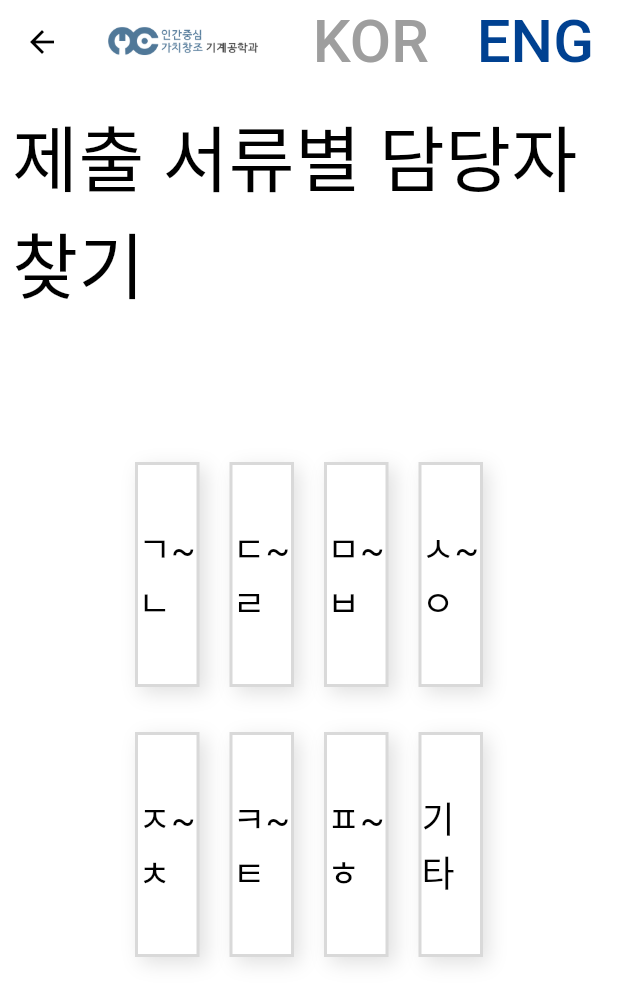
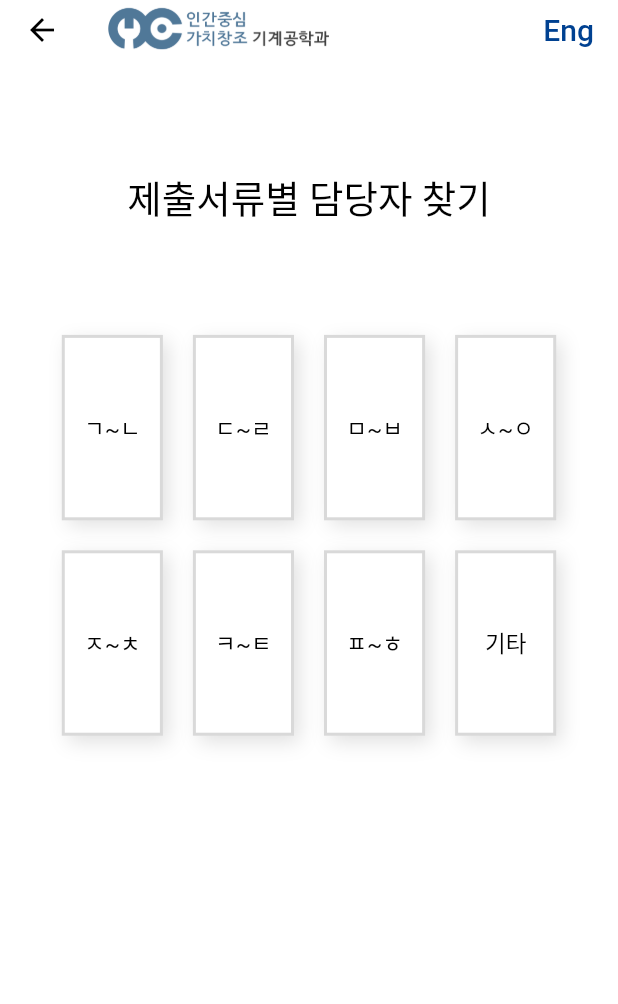
Before and after one commit to kjy2844/kaist-ME-office, a Flutter app: the FindByDocument screen opened by its route, on a phone screen of 412 x 824 dp. Shown: the top 1004 px of the screen. Run offline on Flutter 3.47's test engine with Material 2 defaults, Android fonts, the phone set to English and light mode, and no system bars.

Commit message:
💄Fit all widget size to screen size

```diff
--- a/lib/modules/common/basic_tile.dart
+++ b/lib/modules/common/basic_tile.dart
@@ -21,6 +21,13 @@ class BasicTile extends StatefulWidget {
 class _BasicTileState extends State<BasicTile> {
   @override
   Widget build(BuildContext context) {
+    final data = MediaQuery.of(context);
+    final screenHeight = data.size.height;
+    final screenWidth = data.size.width;
+
+    final tileHeight = screenHeight * 0.05;
+    final tileWidth = screenWidth * 0.8;
+
     return InkWell(
       onTap: () {
         setState(() {
@@ -29,8 +36,6 @@ class _BasicTileState extends State<BasicTile> {
       },
       child: Container(
         alignment: Alignment.center,
-        height: 59,
-        width: 479,
         decoration: BoxDecoration(
           color: widget.color,
           border: Border.all(
@@ -49,11 +54,15 @@ class _BasicTileState extends State<BasicTile> {
             )
           ],
         ),
-        child: Text(
-          widget.title,
-          style: TextStyle(
-            fontSize: 24,
-            color: widget.fontColor,
+        child: Padding(
+          padding: const EdgeInsets.symmetric(vertical: 6.0),
+          child: Text(
+            widget.title,
+            textAlign: TextAlign.center,
+            style: TextStyle(
+              fontSize: 15,
+              color: widget.fontColor,
+            ),
           ),
         ),
       ),
--- a/lib/modules/common/common_app_bar.dart
+++ b/lib/modules/common/common_app_bar.dart
@@ -9,7 +9,7 @@ class CommonAppBar extends StatefulWidget implements PreferredSizeWidget {
   State<CommonAppBar> createState() => _CommonAppBarState();
 
   @override
-  Size get preferredSize => Size.fromHeight(60.0);
+  Size get preferredSize => Size.fromHeight(40.0);
 }
 
 class _CommonAppBarState extends State<CommonAppBar> {
@@ -19,18 +19,25 @@ class _CommonAppBarState extends State<CommonAppBar> {
 
   @override
   Widget build(BuildContext context) {
+    LanguageType curLangType = (Language.curLang == LanguageType.Kor)
+        ? LanguageType.Eng
+        : LanguageType.Kor;
+
     return AppBar(
-      // title: Text('home page'),
-      title: Image(
-        image: AssetImage('assets/images/ME_logo_Kor.png'),
-        height: 50.0,
+      title: InkWell(
+        onTap: () =>
+            {Navigator.pushNamedAndRemoveUntil(context, '/', (route) => false)},
+        child: Image(
+          image: AssetImage('assets/images/ME_logo_Kor.png'),
+          height: 35.0,
+        ),
       ),
       // leadingWidth: 200.0,
       actions: [
         ElevatedButton(
           child: Text(
-            'KOR',
-            style: TextStyle(fontSize: 40),
+            curLangType.name,
+            style: TextStyle(fontSize: 20),
           ),
           style: ElevatedButton.styleFrom(
             backgroundColor: Colors.white,
@@ -40,37 +47,36 @@ class _CommonAppBarState extends State<CommonAppBar> {
             elevation: 0.0,
             shadowColor: Colors.transparent,
           ),
-          onPressed: isDisabled(LanguageType.Kor)
-              ? null
-              : () {
-                  setState(() {
-                    Language.setCurLang(LanguageType.Kor);
-                  });
-                  Navigator.pushNamed(context, '/');
-                },
+          onPressed: () {
+            setState(() {
+              Language.setCurLang(curLangType);
+            });
+            Navigator.pushNamedAndRemoveUntil(context, '/', (route) => false);
+          },
         ),
-        ElevatedButton(
-          child: Text(
-            'ENG',
-            style: TextStyle(fontSize: 40),
-          ),
-          style: ElevatedButton.styleFrom(
-            backgroundColor: Colors.white,
-            foregroundColor: kaistBlue,
-            disabledForegroundColor: Colors.grey,
-            disabledBackgroundColor: Colors.white,
-            elevation: 0.0,
-            shadowColor: Colors.transparent,
-          ),
-          onPressed: isDisabled(LanguageType.Eng)
-              ? null
-              : () {
-                  setState(() {
-                    Language.setCurLang(LanguageType.Eng);
-                  });
-                  Navigator.pushNamed(context, '/');
-                },
-        ),
+        // ElevatedButton(
+        //   child: Text(
+        //     'ENG',
+        //     style: TextStyle(fontSize: 20),
+        //   ),
+        //   style: ElevatedButton.styleFrom(
+        //     backgroundColor: Colors.white,
+        //     foregroundColor: kaistBlue,
+        //     disabledForegroundColor: Colors.grey,
+        //     disabledBackgroundColor: Colors.white,
+        //     elevation: 0.0,
+        //     shadowColor: Colors.transparent,
+        //   ),
+        //   onPressed: isDisabled(LanguageType.Eng)
+        //       ? null
+        //       : () {
+        //           setState(() {
+        //             Language.setCurLang(LanguageType.Eng);
+        //           });
+        //           Navigator.pushNamedAndRemoveUntil(
+        //               context, '/', (route) => false);
+        //         },
+        // ),
       ],
     );
   }
--- a/lib/modules/find_by_document/find_by_document.dart
+++ b/lib/modules/find_by_document/find_by_document.dart
@@ -1,5 +1,6 @@
 import 'package:flutter/material.dart';
 import 'package:me_office/modules/common/basic_tile.dart';
+import 'package:me_office/modules/common/common_text.dart';
 import 'package:me_office/modules/common/constants.dart';
 import 'package:me_office/modules/find_by_document/criteria.dart';
 import '../common/common_app_bar.dart';
@@ -23,40 +24,44 @@ class _FindByDocumentState extends State<FindByDocument> {
 
   @override
   Widget build(BuildContext context) {
+    final data = MediaQuery.of(context);
+    final screenHeight = data.size.height;
+    final screenWidth = data.size.width;
+
     return Scaffold(
       appBar: CommonAppBar(),
       body: Column(
+        crossAxisAlignment: CrossAxisAlignment.center,
+        mainAxisAlignment: MainAxisAlignment.spaceEvenly,
         children: [
           Padding(
             padding: const EdgeInsets.all(8.0),
             child: Center(
               child: Text(
-                '제출 서류별 담당자 찾기',
-                style: TextStyle(fontSize: 48),
+                find_a_contact_by_submission_document.getString(),
+                textAlign: TextAlign.center,
+                style: TextStyle(fontSize: 25),
               ),
             ),
           ),
-          Center(
-            child: Container(
-              height: 800,
-              width: 1400,
-              padding: EdgeInsets.all(90.0),
+          Container(
+            height: screenHeight * 0.65,
+            width: screenWidth * 0.8,
             child: GridView.builder(
+              shrinkWrap: true,
               gridDelegate: SliverGridDelegateWithFixedCrossAxisCount(
                 crossAxisCount: 4,
-                  mainAxisExtent: 150,
-                  mainAxisSpacing: 30,
+                mainAxisExtent: screenHeight * 0.15,
+                mainAxisSpacing: 20,
                 crossAxisSpacing: 20,
               ),
               itemCount: criteriaList.length,
               itemBuilder: (BuildContext context, int index) {
                 return BasicTile(
                     title: criteriaList[index].title,
-                      color:
-                          Criteria.isClicked(index) ? kaistBlue : Colors.white,
-                      fontColor: Criteria.isClicked(index)
-                          ? Colors.white
-                          : Colors.black,
+                    color: Criteria.isClicked(index) ? kaistBlue : Colors.white,
+                    fontColor:
+                        Criteria.isClicked(index) ? Colors.white : Colors.black,
                     click: () {
                       setState(() {
                         Criteria.click(index);
@@ -72,7 +77,6 @@ class _FindByDocumentState extends State<FindByDocument> {
               },
             ),
           ),
-          ),
         ],
       ),
     );
```
Also changed, not shown: lib/modules/common/common_text.dart (added, +22 -0 lines), lib/modules/find_by_document/find_by_document_detail.dart (+19 -11 lines), lib/modules/find_by_work/find_by_work.dart (+18 -11 lines), lib/modules/home/main.dart (+33 -43 lines). Lines whose indentation alone changed are shown as unchanged.
